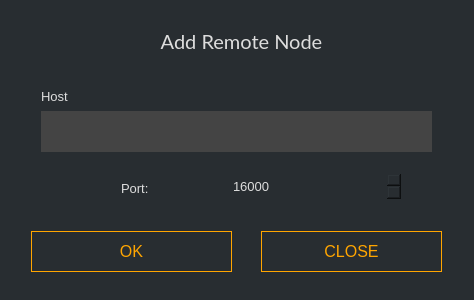
Before: the Qt Designer form src/gui/ui/newnodedialog.ui in ConcealNetwork/conceal-desktop, drawn with Qt 5.
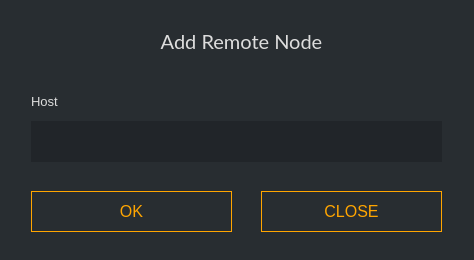
After: the same form once the commit is applied.

Commit message: rework add new node dialog

The edit to the form file:
```diff
--- a/src/gui/ui/newnodedialog.ui
+++ b/src/gui/ui/newnodedialog.ui
@@ -10,7 +10,7 @@
     <x>0</x>
     <y>0</y>
     <width>474</width>
-    <height>300</height>
+    <height>260</height>
    </rect>
   </property>
   <property name="windowTitle">
@@ -28,8 +28,8 @@
      <widget class="QLabel" name="label">
       <property name="geometry">
        <rect>
-        <x>30</x>
-        <y>75</y>
+        <x>20</x>
+        <y>80</y>
         <width>224</width>
         <height>20</height>
        </rect>
@@ -43,69 +43,27 @@
        <string>Host</string>
       </property>
      </widget>
-     <widget class="QLabel" name="label_2">
-      <property name="geometry">
-       <rect>
-        <x>110</x>
-        <y>160</y>
-        <width>81</width>
-        <height>35</height>
-       </rect>
-      </property>
-      <property name="styleSheet">
-       <string notr="true">color: #ddd;
-border-right: 0px;
-font-size: 13px;</string>
-      </property>
-      <property name="text">
-       <string>Port:</string>
-      </property>
-     </widget>
      <widget class="QLineEdit" name="m_hostEdit">
       <property name="geometry">
        <rect>
-        <x>30</x>
-        <y>100</y>
-        <width>391</width>
+        <x>20</x>
+        <y>110</y>
+        <width>411</width>
         <height>41</height>
        </rect>
       </property>
       <property name="styleSheet">
-       <string notr="true">color: #ddd;
+       <string notr="true">background-color: #212529;
 border-right: 0px;
-font-size: 13px;
-background-color: #444;</string>
-      </property>
-     </widget>
-     <widget class="QSpinBox" name="m_portSpin">
-      <property name="geometry">
-       <rect>
-        <x>220</x>
-        <y>160</y>
-        <width>171</width>
-        <height>31</height>
-       </rect>
-      </property>
-      <property name="styleSheet">
-       <string notr="true">color: #ddd;
-border-right: 0px;
-font-size: 13px;</string>
-      </property>
-      <property name="minimum">
-       <number>1</number>
-      </property>
-      <property name="maximum">
-       <number>65535</number>
-      </property>
-      <property name="value">
-       <number>16000</number>
+color: #e5e5e5;
+padding: 5px;</string>
       </property>
      </widget>
      <widget class="QPushButton" name="m_okButton">
       <property name="geometry">
        <rect>
         <x>20</x>
-        <y>220</y>
+        <y>180</y>
         <width>201</width>
         <height>41</height>
        </rect>
@@ -121,7 +79,7 @@
       <property name="geometry">
        <rect>
         <x>250</x>
-        <y>220</y>
+        <y>180</y>
         <width>181</width>
         <height>41</height>
        </rect>
```
